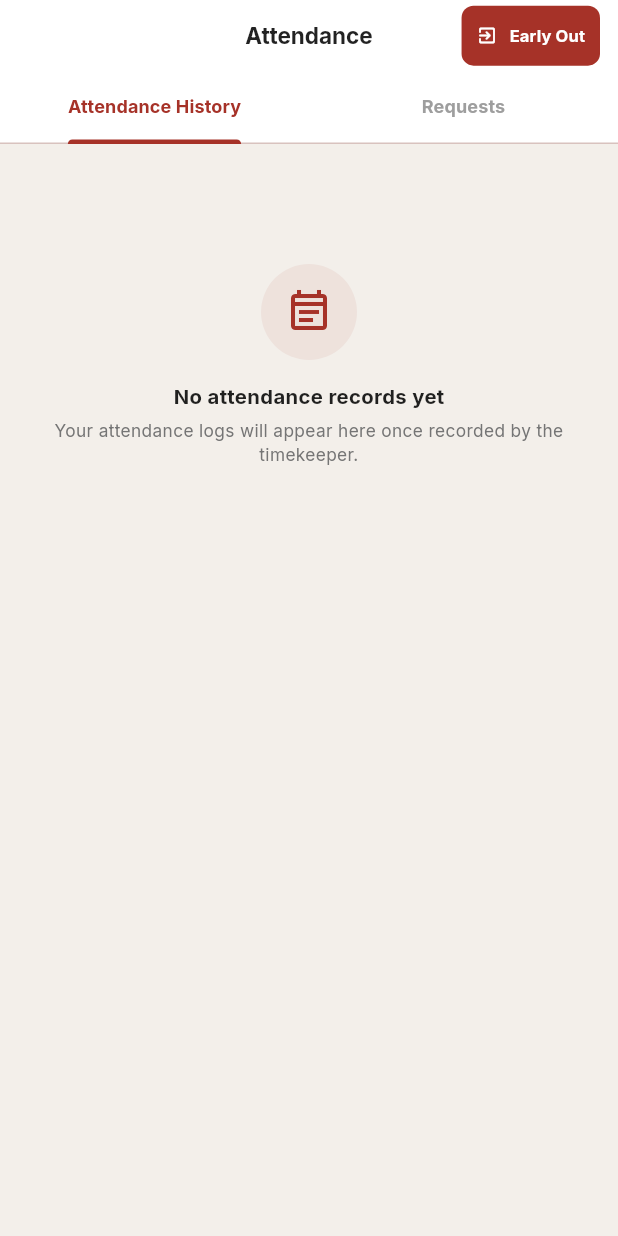
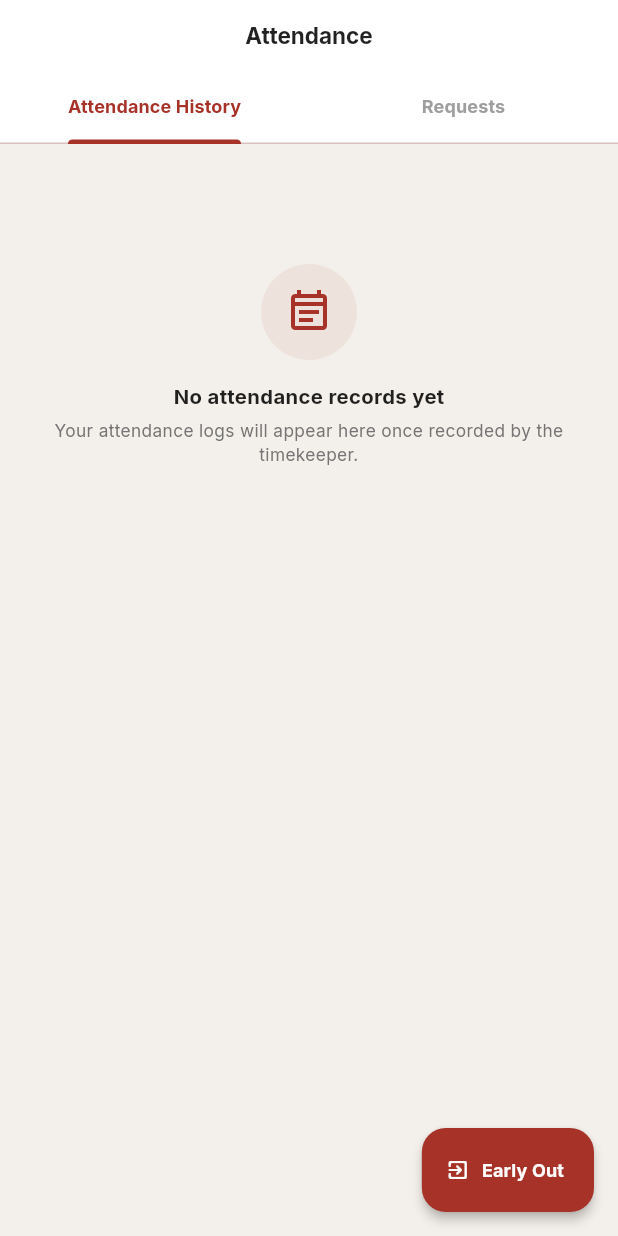
Before and after one commit to ryanendencio-cmd/app-sotalbo-, a Flutter app: the WorkerAttendanceScreen screen opened by its route, on a phone screen of 412 x 824 dp. Run offline on Flutter 3.47's test engine with Material 3 defaults, Android fonts, the phone set to English and light mode, and no system bars; our stand-ins replace device_preview, google_fonts; network calls fail.

Commit message:
Moved Early Out button to a Floating Action Button

```diff
--- a/lib/screens/worker_attendance_screen.dart
+++ b/lib/screens/worker_attendance_screen.dart
@@ -282,31 +282,6 @@ class _WorkerAttendanceScreenState extends State<WorkerAttendanceScreen>
               color: Colors.black87),
         ),
         centerTitle: true,
-        actions: [
-          Padding(
-            padding: const EdgeInsets.only(right: 12),
-            child: ElevatedButton.icon(
-              onPressed: _showEarlyOutDialog,
-              style: ElevatedButton.styleFrom(
-                backgroundColor: const Color(0xFFA63228),
-                elevation: 0,
-                padding:
-                    const EdgeInsets.symmetric(horizontal: 10, vertical: 6),
-                shape: RoundedRectangleBorder(
-                    borderRadius: BorderRadius.circular(8)),
-              ),
-              icon: const Icon(Icons.exit_to_app_rounded,
-                  size: 14, color: Colors.white),
-              label: Text(
-                'Early Out',
-                style: GoogleFonts.inter(
-                    fontSize: 11,
-                    color: Colors.white,
-                    fontWeight: FontWeight.bold),
-              ),
-            ),
-          ),
-        ],
         bottom: PreferredSize(
           preferredSize: const Size.fromHeight(40),
           child: Center(
@@ -496,6 +471,16 @@ class _WorkerAttendanceScreenState extends State<WorkerAttendanceScreen>
                 );
               },
             ),
+      floatingActionButton: FloatingActionButton.extended(
+        onPressed: _showEarlyOutDialog,
+        backgroundColor: const Color(0xFFA63228),
+        elevation: 3,
+        icon: const Icon(Icons.exit_to_app_rounded, size: 16, color: Colors.white),
+        label: Text(
+          'Early Out',
+          style: GoogleFonts.inter(fontSize: 12, fontWeight: FontWeight.bold, color: Colors.white),
+        ),
+      ),
     );
   }
 
```
